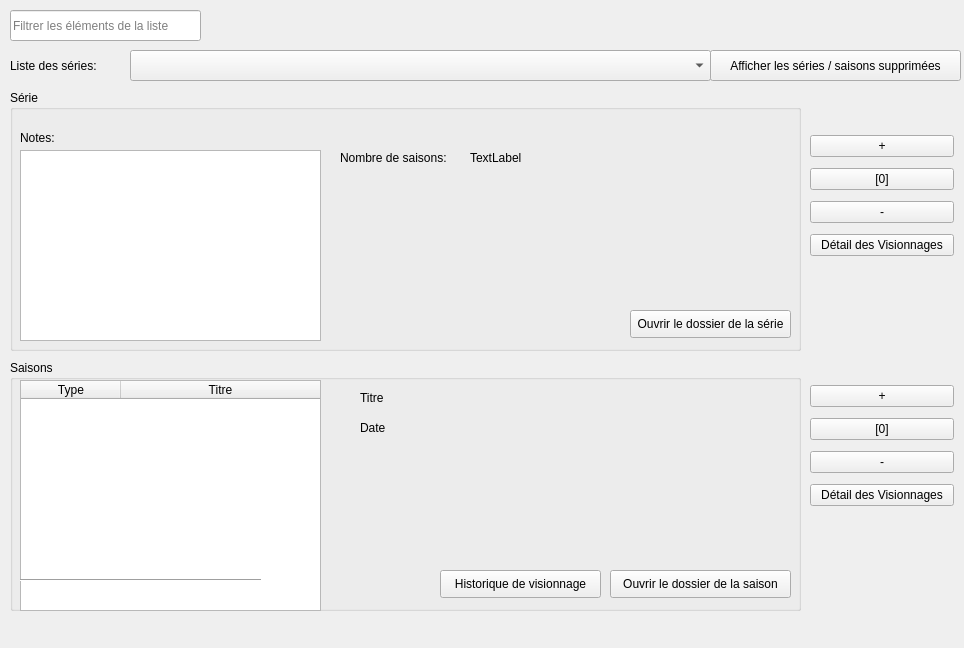
The window that src/ui/full_list_tab.ui (seigneurfuo/MyAnimeManager3) describes before a commit, drawn with Qt 5.
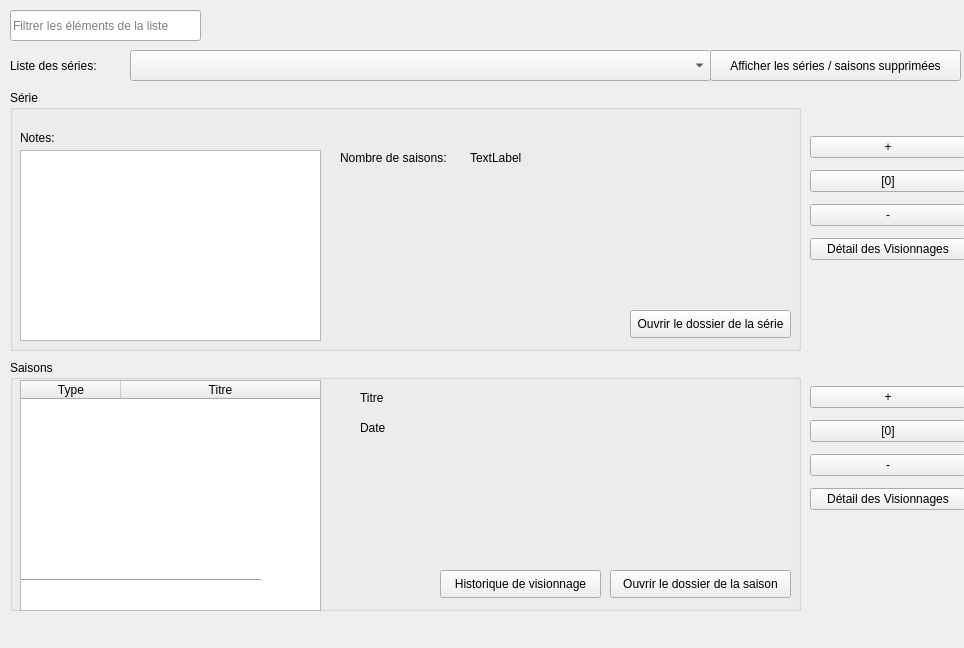
The same window after the commit.

Commit message: Implémentation de la barre de filtrage pour filtrer la liste déroulante des animés.

```diff
--- a/src/ui/full_list_tab.ui
+++ b/src/ui/full_list_tab.ui
@@ -303,8 +303,8 @@
     <rect>
      <x>810</x>
      <y>130</y>
-     <width>144</width>
-     <height>132</height>
+     <width>156</width>
+     <height>136</height>
     </rect>
    </property>
    <layout class="QVBoxLayout" name="verticalLayout">
@@ -343,8 +343,8 @@
     <rect>
      <x>810</x>
      <y>380</y>
-     <width>144</width>
-     <height>132</height>
+     <width>156</width>
+     <height>136</height>
     </rect>
    </property>
    <layout class="QVBoxLayout" name="verticalLayout_2">
```
Left out of the diff: 2 changed lines with no effect on the pictures. The commit also changes 1 other file.
